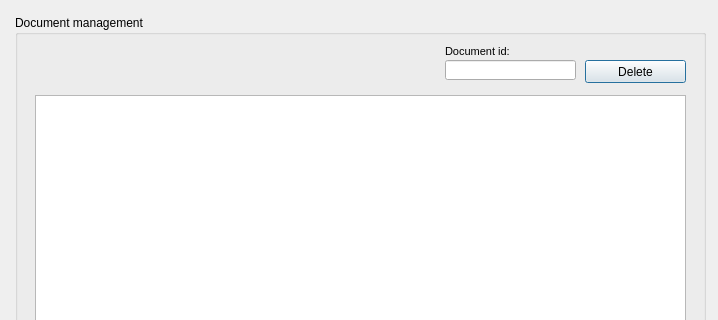
First picture: the form in ui/doc_management.ui, repository Giswater/giswater_qgis_plugin, before the edit; both pictures show x 0 to 718 and y 0 to 320 of the 718 by 544 pixel window.
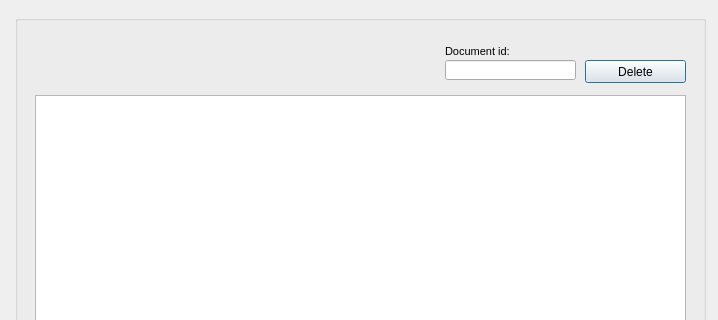
Second picture: the form after the edit.

```diff
--- a/ui/doc_management.ui
+++ b/ui/doc_management.ui
@@ -23,7 +23,7 @@
     </rect>
    </property>
    <property name="title">
-    <string>Document management</string>
+    <string/>
    </property>
    <widget class="QTableView" name="tbl_document">
     <property name="geometry">
```
Left out of the diff: 4 changed lines with no effect on the pictures.
